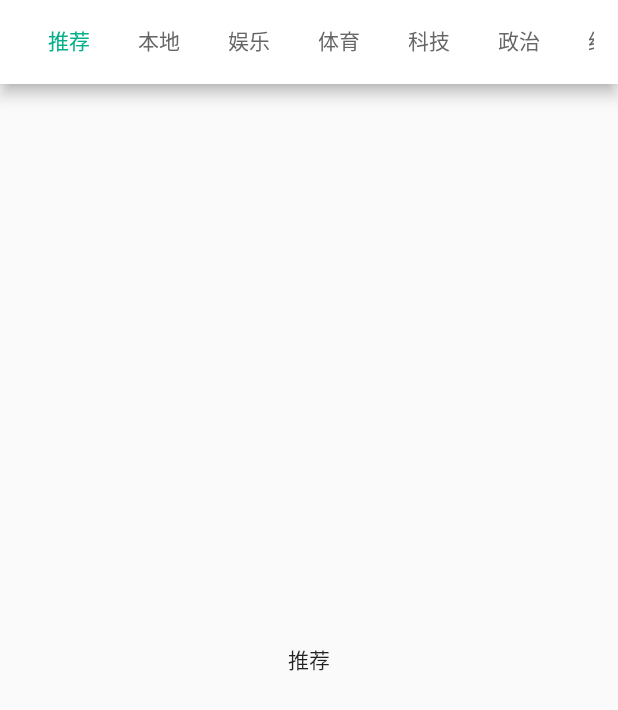
After one commit to Cuieney/MashupApp, a Flutter app: the HomePage screen opened directly, on a phone screen of 412 x 824 dp. The commit adds this screen. Shown: the top 710 px of the screen. Run offline on Flutter 3.47's test engine with Material 2 defaults, Android fonts, the phone set to English and light mode, and no system bars.

Commit message:
add home page

```diff
--- /dev/null
+++ b/lib/HomePage.dart
@@ -0,0 +1,49 @@
+import 'package:flutter/material.dart';
+
+class HomePage extends StatelessWidget {
+  @override
+  Widget build(BuildContext context) {
+    return Scaffold(
+      body: Container(
+        child: TopTabBar(),
+      ),
+    );
+  }
+}
+
+class TopTabBar extends StatelessWidget {
+  final List<Tab> myTabs = <Tab>[
+    new Tab(text: '推荐'),
+    new Tab(text: '本地'),
+    new Tab(text: '娱乐'),
+    new Tab(text: '体育'),
+    new Tab(text: '科技'),
+    new Tab(text: '政治'),
+    new Tab(text: '经济'),
+  ];
+
+  @override
+  Widget build(BuildContext context) {
+    return DefaultTabController(
+      length: myTabs.length,
+      child: Scaffold(
+        appBar: AppBar(
+          backgroundColor: Colors.white,
+          automaticallyImplyLeading: false,
+          title: TabBar(
+              indicatorColor: Colors.white,
+              labelColor: Color(0xFF02AF8A),
+              unselectedLabelColor: Color(0xFF666666),
+              tabs: myTabs.map((Tab tab) {
+                return Text(tab.text);
+              }).toList(),
+              isScrollable: true),
+        ),
+        body: TabBarView(
+            children: myTabs.map((Tab tab) {
+          return Center(child:Text(tab.text));
+        }).toList()),
+      ),
+    );
+  }
+}
--- a/lib/Login.dart
+++ b/lib/Login.dart
@@ -3,6 +3,7 @@ import 'dart:developer';
 import 'package:flutter/material.dart';
 import 'package:news_app/ResetPassword.dart';
 
+import 'HomePage.dart';
 import 'Register.dart';
 
 void main() {
@@ -11,7 +12,9 @@ void main() {
     color: Colors.white,
     routes: {
       "register": (context) => RegisterPage(),
-      "reset": (context) => ResetPassword()
+      "reset": (context) => ResetPassword(),
+      "home": (context) => HomePage(),
+
     },
   ));
 }
@@ -108,6 +111,7 @@ class LoginPage extends StatelessWidget {
     if (phoneNumber == "18365268012" && userPassword == "123456") {
       log("login success");
       _showToast(context, "登录成功");
+      Navigator.pushNamed(context, "home");
     } else {
       log("login fail");
       _showToast(context, "验证账号密码失败");
```
